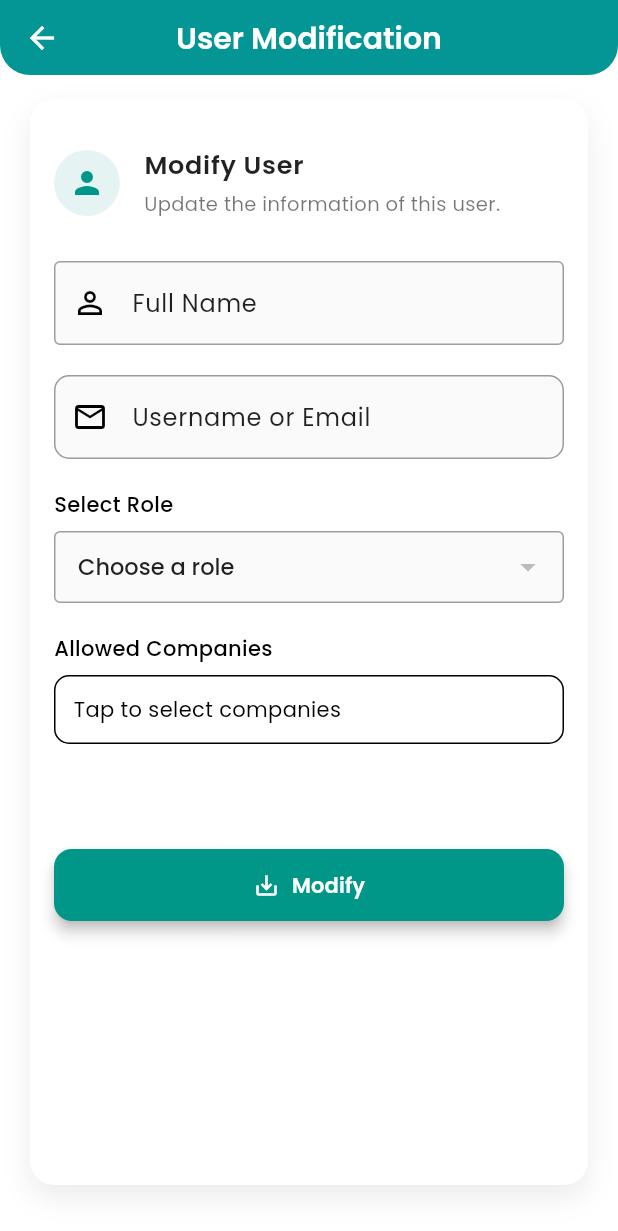
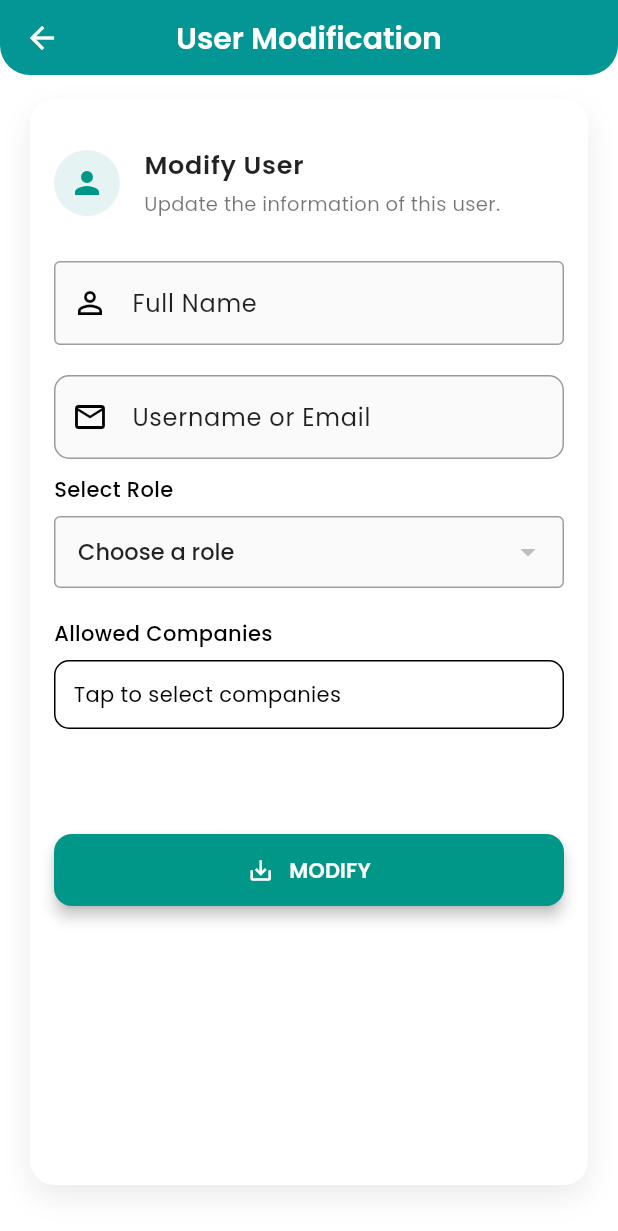
Before and after one commit to abdhmd2022/fincoremobile_4.0_new, a Flutter app: the ModifyUser screen opened directly with empty values, on a phone screen of 412 x 824 dp. Shown: the top 1231 px of the screen. Run offline on Flutter 3.47's test engine with Material 3 defaults, Android fonts, the light colour scheme and no system bars; our stand-ins replace cross_file, csv, device_info_plus, fl_chart, flutter_speed_dial, flutter_spinkit and 11 more; missing offline and left inert: in_app_update, mailer, random_color, workmanager; accounts and stored records are empty; network calls fail; statements that could not run were skipped.

Commit message:
"commit from new Mac"

```diff
--- a/lib/ModifyUser.dart
+++ b/lib/ModifyUser.dart
@@ -1,4 +1,5 @@
 import 'dart:convert';
+import 'package:flutter/cupertino.dart';
 import 'package:flutter/material.dart';
 import 'package:fluttertoast/fluttertoast.dart';
 import 'package:google_fonts/google_fonts.dart';
@@ -247,17 +248,17 @@ class _ModifyUserPageState extends State<ModifyUser> with TickerProviderStateMix
       }
       Fluttertoast.showToast(msg: error);
 
-      setState(() {
+     /* setState(() {
         _isLoading = false;
-      });
+      });*/
     }
   }
 
   Future<void> fetchCompany(String selectedserial) async {
-    setState(()
+    /*setState(()
     {
       _isLoading = true;
-    });
+    });*/
     myDataCompanies.clear();
     final url = Uri.parse('$BASE_URL_config/api/admin/getCompany');
 
@@ -311,17 +312,18 @@ class _ModifyUserPageState extends State<ModifyUser> with TickerProviderStateMix
       }
       Fluttertoast.showToast(msg: error);
 
-      setState(() {
+      /*setState(() {
         _isLoading = false;
-      });
+      });*/
     }
   }
 
   Future<void> fetchAllowedCompany(String selectedserial, String email) async {
-    setState(()
+    /*setState(()
     {
       _isLoading = true;
-    });
+    });*/
+
     final url = Uri.parse('$BASE_URL_config/api/roles/allowed_companies?user_name=$email&serial_no=$selectedserial');
 
     Map<String,String> headers = {
@@ -349,9 +351,20 @@ class _ModifyUserPageState extends State<ModifyUser> with TickerProviderStateMix
         }).toList();
 
         setState(() {
+
+          final normalizedAllowedCompanies =
+          allowedCompanies
+              .map((e) => e.toString().trim().toLowerCase())
+              .toList();
+
           _selectedCompanies = myDataCompanies.where((company) {
-            return allowedCompanies.contains(company);
+
+            return normalizedAllowedCompanies.contains(
+              company.toString().trim().toLowerCase(),
+            );
+
           }).toList();
+
         });
 
         print('Allowed Companies: $allowedCompanies');
@@ -360,17 +373,17 @@ class _ModifyUserPageState extends State<ModifyUser> with TickerProviderStateMix
       }
       else
       {
-        setState(() {
+        /*setState(() {
           _isLoading = false;
 
-        });
+        });*/
 
         throw Exception('Failed to fetch data');
       }
-      setState(()
+     /* setState(()
       {
         _isLoading = false;
-      });
+      });*/
 
     }
     else
@@ -381,14 +394,14 @@ class _ModifyUserPageState extends State<ModifyUser> with TickerProviderStateMix
       if (data.containsKey('error')) {
         setState(() {
           error = data['error'];
-          _isLoading = false;
+          /*_isLoading = false;*/
         });
       }
       else
       {
         error = 'Something went wrong!!!';
         setState(() {
-          _isLoading = false;
+          /*_isLoading = false;*/
         });
       }
       Fluttertoast.showToast(msg: error);
@@ -496,7 +509,8 @@ class _ModifyUserPageState extends State<ModifyUser> with TickerProviderStateMix
                         child: ElevatedButton(
                           onPressed: () async {
                             Navigator.of(context).pop();
-                            modifyUser(serial_no!, fetched_email!, fetched_role!, fetched_name!);
+                            modifyUser(serial_no!, fetched_email!, fetched_role!, fetched_name!,  controller_password.text.trim(),
+                            );
                           },
                           style: ElevatedButton.styleFrom(
                             backgroundColor: app_color,
@@ -531,7 +545,7 @@ class _ModifyUserPageState extends State<ModifyUser> with TickerProviderStateMix
         .hasMatch(value.trim());
   }
 
-  Future<void> modifyUser(String selectedserial,String email,String rolename, String name) async {
+  Future<void> modifyUser(String selectedserial,String email,String rolename, String name, String? password,) async {
     setState(() {
       _isLoading = true;
     });
@@ -545,12 +559,19 @@ class _ModifyUserPageState extends State<ModifyUser> with TickerProviderStateMix
         "Content-Type": "application/json"
       };
 
-      var body = jsonEncode( {
-        "username" : email,
-        "serialno" : selectedserial,
-        "rolename" : rolename,
-        "name" : name,
-      });
+      Map<String, dynamic> requestBody = {
+        "username": email,
+        "serialno": selectedserial,
+        "rolename": rolename,
+        "name": name,
+      };
+
+      if (!isEmail(email)) {
+        requestBody["password"] = password;
+      }
+
+      var body = jsonEncode(requestBody);
+
 
       final response = await http.post(
           url,
@@ -615,10 +636,10 @@ class _ModifyUserPageState extends State<ModifyUser> with TickerProviderStateMix
   }
 
   Future<void> fetchRoles(String selectedserial) async {
-    setState(()
+    /*setState(()
     {
       _isLoading = true;
-    });
+    });*/
 
     try
     {
@@ -666,16 +687,17 @@ class _ModifyUserPageState extends State<ModifyUser> with TickerProviderStateMix
     catch (e)
     {
       print(e);
-    setState(() {
+   /* setState(() {
       _isLoading = false;
-    });}
+    });*/
+    }
   }
 
   Future<void> fetchUsers(String selectedserial,String username) async {
-    setState(()
+  /*  setState(()
     {
       _isLoading = true;
-    });
+    });*/
 
     try
     {
@@ -703,18 +725,21 @@ class _ModifyUserPageState extends State<ModifyUser> with TickerProviderStateMix
       {
         List<dynamic> parsedResponse = jsonDecode(response.body);
 
-        String userPassword = parsedResponse[0]['user_password'];
+        if (!isEmail(controller_email.text)) {
+          String userPassword =
+              parsedResponse[0]['user_password'] ?? '';
 
-        controller_password.text = userPassword;
+          controller_password.text = userPassword;
+        }
       }
     }
     catch (e)
     {
     print(e);
-    setState(()
+   /* setState(()
     {
       _isLoading = false;
-    });
+    });*/
     }
   }
 
@@ -733,6 +758,9 @@ class _ModifyUserPageState extends State<ModifyUser> with TickerProviderStateMix
 
   @override
   Widget build(BuildContext context) {
+    final bool isUsernameUser =
+        controller_email.text.isNotEmpty &&
+            !isEmail(controller_email.text);
     return WillPopScope(
       onWillPop: () async {
         Navigator.pushReplacement(
@@ -862,8 +890,27 @@ class _ModifyUserPageState extends State<ModifyUser> with TickerProviderStateMix
                               isFocused: _isFocused_email,
                               onFocus: () => _updateFocus(email: true),
                             ),
+                            if (isUsernameUser) ...[
+                              const SizedBox(height: 20),
 
-                            const SizedBox(height: 20),
+                              _modernTextField(
+                                label: 'Change Password',
+                                enable: true,
+                                controller: controller_password,
+                                icon: Icons.lock_outline,
+                                isPassword: true,
+                                obscureText: _obscureText,
+                                isFocused: _isFocused_password,
+                                onFocus: () => _updateFocus(password: true),
+                                toggleObscure: () {
+                                  setState(() {
+                                    _obscureText = !_obscureText;
+                                  });
+                                },
+                              ),
+                            ],
+                            const SizedBox(height: 10),
+
 
                             // Role Dropdown
                             Text("Select Role", style: GoogleFonts.poppins(fontWeight: FontWeight.w500)),
@@ -915,21 +962,70 @@ class _ModifyUserPageState extends State<ModifyUser> with TickerProviderStateMix
 
 
                             // Submit Button
-                            ElevatedButton.icon(
+                            ElevatedButton(
                               style: ElevatedButton.styleFrom(
                                 backgroundColor: app_color,
                                 foregroundColor: Colors.white,
                                 padding: const EdgeInsets.symmetric(vertical: 14),
-                                shape: RoundedRectangleBorder(borderRadius: BorderRadius.circular(12)),
+                                shape: RoundedRectangleBorder(
+                                  borderRadius: BorderRadius.circular(12),
+                                ),
                                 elevation: 4,
                               ),
-                              icon: const Icon(Icons.save_alt),
-                              label: Text(
-                                'Modify',
-                                style: GoogleFonts.poppins(fontWeight: FontWeight.w600),
+
+                              onPressed: _isLoading ? null : _onModifyPressed,
+
+                              child: _isLoading
+                                  ? Row(
+                                mainAxisAlignment: MainAxisAlignment.center,
+                                children: [
+
+                                  SizedBox(
+                                    height: 20,
+                                    width: 20,
+                                    child: Theme.of(context).platform == TargetPlatform.iOS
+                                        ? const CupertinoActivityIndicator(
+                                      radius: 10,
+                                      color: Colors.white,
+                                    )
+                                        : const CircularProgressIndicator(
+                                      strokeWidth: 2.5,
+                                      valueColor: AlwaysStoppedAnimation<Color>(
+                                        Colors.white,
+                                      ),
+                                      backgroundColor: Colors.transparent,
+                                    ),
+                                  ),
+
+                                  const SizedBox(width: 12),
+
+                                  Text(
+                                    'Saving...',
+                                    style: GoogleFonts.poppins(
+                                      fontWeight: FontWeight.w600,
+                                      color: Colors.white,
+                                    ),
+                                  ),
+                                ],
+                              )
+
+                                  : Row(
+                                mainAxisAlignment: MainAxisAlignment.center,
+                                children: [
+
+                                  const Icon(Icons.save_alt),
+
+                                  const SizedBox(width: 10),
+
+                                  Text(
+                                    'MODIFY',
+                                    style: GoogleFonts.poppins(
+                                      fontWeight: FontWeight.w600,
+                                    ),
+                                  ),
+                                ],
                               ),
-                              onPressed: _onModifyPressed,
-                            ),
+                            )
                           ],
                         ),
                       ),
@@ -975,6 +1071,26 @@ class _ModifyUserPageState extends State<ModifyUser> with TickerProviderStateMix
 
         _isFocused_email = false;
         _isFocus_name = false;
+        if (!isEmail(fetched_email!)) {
+
+          if (controller_password.text.trim().isEmpty) {
+            ScaffoldMessenger.of(context).showSnackBar(
+              const SnackBar(
+                content: Text("Enter password"),
+              ),
+            );
+            return;
+          }
+
+          if (controller_password.text.trim().length < 4) {
+            ScaffoldMessenger.of(context).showSnackBar(
+              const SnackBar(
+                content: Text("Password too short"),
+              ),
+            );
+            return;
+          }
+        }
         _showConfirmationDialogAndNavigate(context);
       }
     });
```
Also changed, not shown: lib/addVanAllocations.dart (+36 -1 lines).
